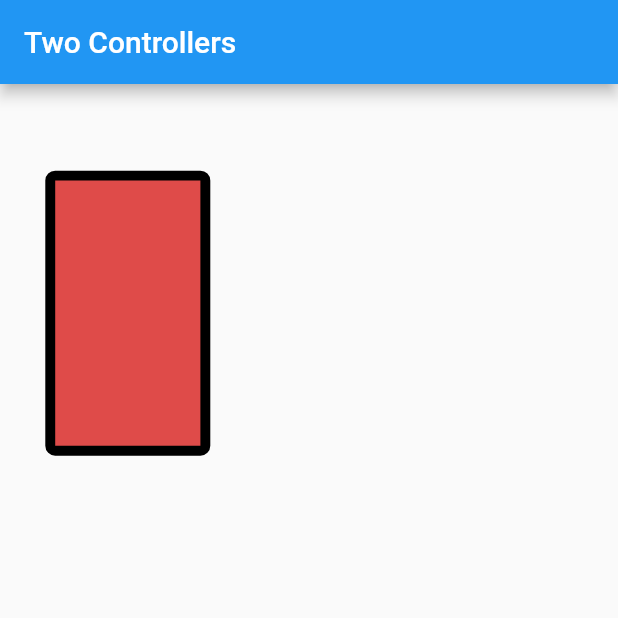
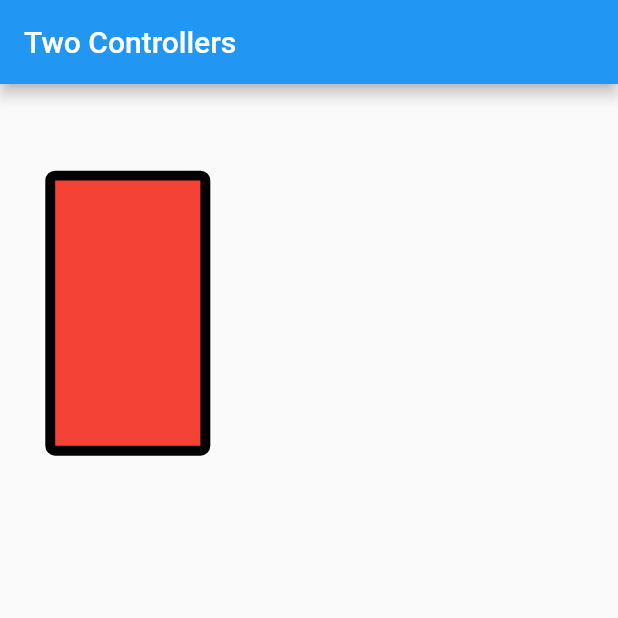
Before and after one commit to pallavipatil1998/Explicit_Animation, a Flutter app: the screen it shows after launch, on a phone screen of 412 x 824 dp, the top half of it. Run offline on Flutter 3.47's test engine with Material 2 defaults, Android fonts, the phone set to English and light mode, and no system bars; missing offline and left inert: dart:html.

Commit message:
Two Controller

```diff
--- a/lib/main.dart
+++ b/lib/main.dart
@@ -2,7 +2,6 @@ import 'package:explicit_animation/animation_transform_scale.dart';
 // import 'package:explicit_animation/two_controller.dart';
 import 'package:explicit_animation/sized_animation.dart';
 import 'package:explicit_animation/tween_animation.dart';
-import 'package:explicit_animation/twoController.dart';
 import 'package:explicit_animation/two_controllers.dart';
 import 'package:flutter/material.dart';
 
--- a/lib/two_controllers.dart
+++ b/lib/two_controllers.dart
@@ -9,22 +9,40 @@ class TwoControllers extends StatefulWidget {
   State<TwoControllers> createState() => _TwoControllersState();
 }
 
-class _TwoControllersState extends State<TwoControllers> with SingleTickerProviderStateMixin{
+class _TwoControllersState extends State<TwoControllers> with TickerProviderStateMixin{
+  late AnimationController mSecondController;
   late AnimationController mController;
   late Animation tweenColor;
   late Animation sizeAnim;
   late Animation alignAnim;
   late Animation borderAnim;
+  var reverseCount = 0;
 
   @override
   void initState() {
     // TODO: implement initState
     super.initState();
-    mController=AnimationController(vsync: this,duration: Duration(seconds: 2),)..addListener(() {setState(() {
 
-    });})..repeat(reverse:true);
+    mController=AnimationController(vsync: this,duration: Duration(seconds: 2))..addListener(() {
+      setState(() {
 
-    tweenColor=ColorTween(begin: Colors.red,end: Colors.blue).animate(mController);
+      });
+    })..addStatusListener((status) {
+      print(status);
+      if(status==AnimationStatus.reverse){
+        reverseCount++;
+        if(reverseCount==4){
+          mSecondController.repeat(reverse: true);
+        }
+      }
+
+    })..repeat(reverse: true);
+
+    mSecondController=AnimationController(vsync: this,duration: Duration(seconds: 4))..addListener(() {setState(() {
+
+    });});
+
+    tweenColor=ColorTween(begin: Colors.red,end: Colors.blue).animate(mSecondController);
     sizeAnim=SizeTween(begin: Size(100.0,200.0),end: Size(200.0,100.0)).animate(mController);
     alignAnim=Tween(begin:Alignment.topLeft,end: Alignment.bottomRight).animate(mController);
     borderAnim=Tween(begin: 5.0,end: 21.0).animate(mController);
```
Also changed, not shown: lib/twoController.dart (deleted, +0 -91 lines).
